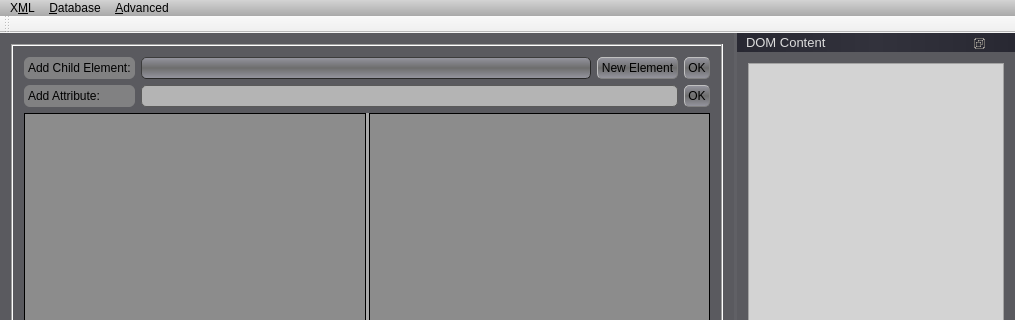
Old version of the form GCXMLGenerator/gcmainwindow.ui in the repository goblincoding/xmlmill; both pictures show x 0 to 1015 and y 0 to 320 of the 1015 by 571 pixel window.
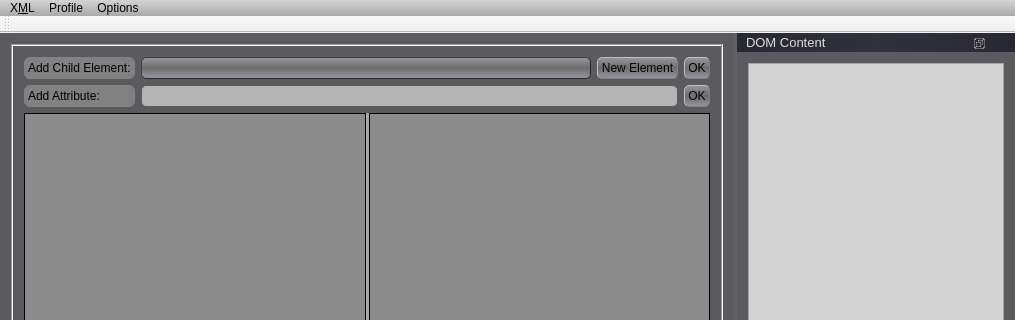
New version of the form. Icons and pictures are not drawn.

Commit message: Incorporated new GCMessageDialog form into the mix and also allow for the user preference settings to be saved via QSettings (untested).

The edit to the form file:
```diff
--- a/GCXMLGenerator/gcmainwindow.ui
+++ b/GCXMLGenerator/gcmainwindow.ui
@@ -686,7 +686,7 @@
    </property>
    <widget class="QMenu" name="menuDatabase">
     <property name="title">
-     <string>&amp;Database</string>
+     <string>Profile</string>
     </property>
     <addaction name="actionAddNewDatabase"/>
     <addaction name="actionAddExistingDatabase"/>
@@ -706,7 +706,7 @@
    </widget>
    <widget class="QMenu" name="menu_Advanced">
     <property name="title">
-     <string>&amp;Advanced</string>
+     <string>Options</string>
     </property>
     <addaction name="actionSuperUserMode"/>
    </widget>
```
Left out of the diff: 26 changed lines with no effect on the pictures. The commit also changes 2 other files.
